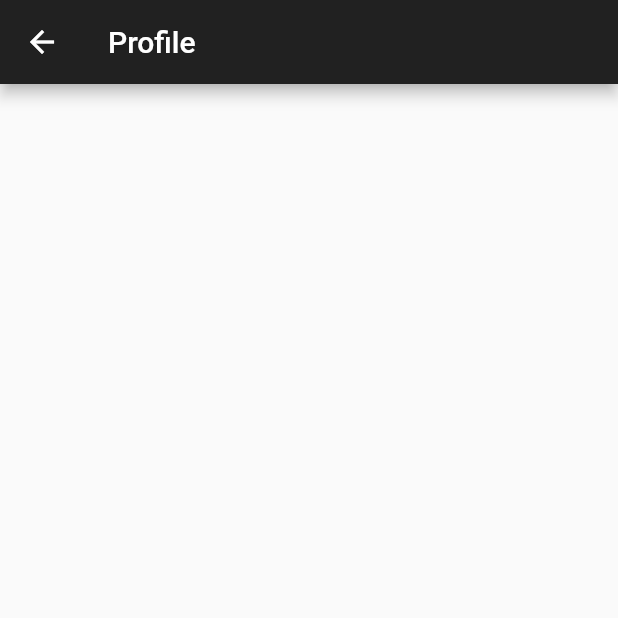
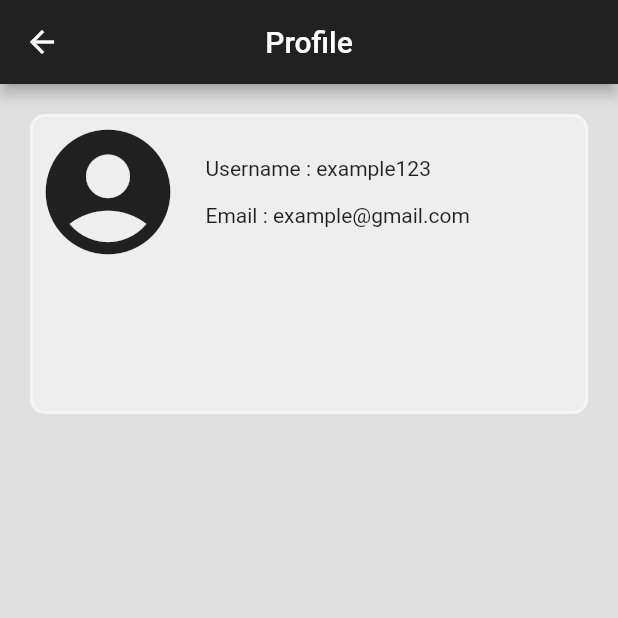
Before and after one commit to raedbgr/auth_login, a Flutter app: the screen it shows once a user with an empty profile is signed in, in the side drawer, after a tap on "Profile", on a phone screen of 412 x 824 dp, the top half of it. Run offline on Flutter 3.47's test engine with Material 2 defaults, Android fonts, the phone set to English and light mode, and no system bars; our stand-ins replace animated_text_kit, firebase_auth, firebase_core, get; accounts and stored records are empty.

Commit message:
- Bug Fixes

```diff
--- a/lib/home/profile.dart
+++ b/lib/home/profile.dart
@@ -1,13 +1,17 @@
+import 'package:auth_login/controller.dart';
 import 'package:flutter/material.dart';
 import 'package:get/get.dart';
 
 class Profile extends StatelessWidget {
+
   @override
   Widget build(BuildContext context) {
     return Scaffold(
+      backgroundColor: Colors.grey.shade300,
       appBar: AppBar(
         backgroundColor: Colors.grey.shade900,
         title: Text('Profile'),
+        centerTitle: true,
         leading: IconButton(
             onPressed: () {
               Get.back();
@@ -15,6 +19,41 @@ class Profile extends StatelessWidget {
             icon: Icon(Icons.arrow_back)
         ),
       ),
+      body: Column(
+        mainAxisAlignment: MainAxisAlignment.start,
+        children: [
+          Padding(
+            padding: const EdgeInsets.all(20),
+            child: Container(
+              height: 200,
+              width: double.infinity,
+              decoration: BoxDecoration(
+                color: Colors.grey.shade200,
+                border: Border.all(color: Colors.grey.shade100, width: 2),
+                borderRadius: BorderRadius.circular(10),
+              ),
+              child: Column(
+                children: [
+                  Row(
+                    children: [
+                      Icon(Icons.account_circle, size: 100,),
+                      SizedBox(width: 15,),
+                      Column(
+                        crossAxisAlignment: CrossAxisAlignment.start,
+                        children: [
+                          Text('Username : example123'),
+                          SizedBox(height: 15,),
+                          Text('Email : example@gmail.com'),
+                        ],
+                      ),
+                    ],
+                  ),
+                ],
+              ),
+            ),
+          ),
+        ],
+      ),
     );
   }
 }
```
